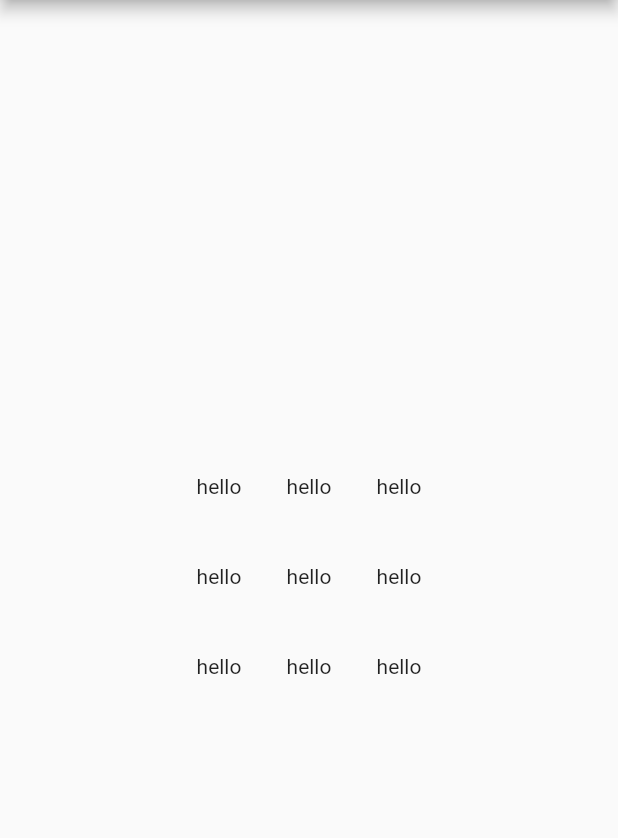
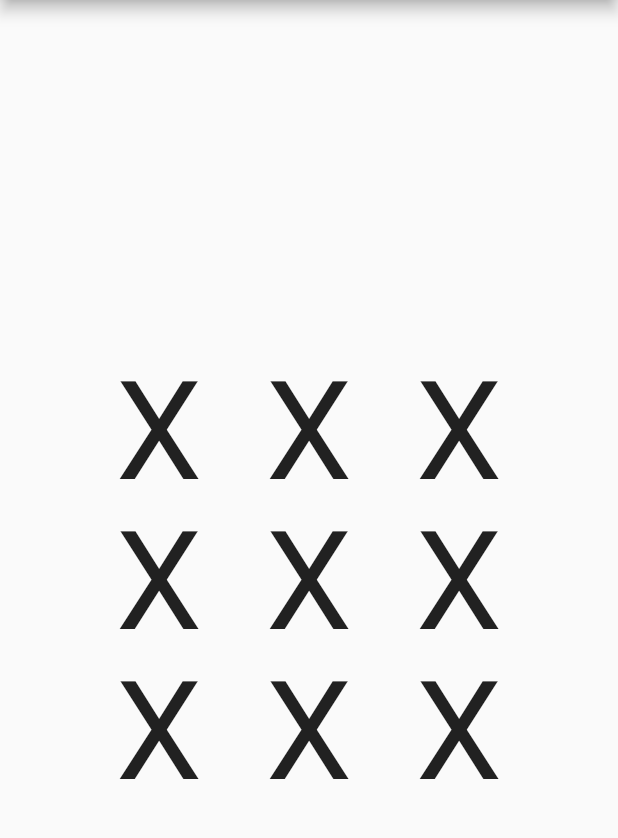
Before and after one commit to ayushnabar/TicTacToe, a Flutter app: the screen it shows after launch, on a phone screen of 412 x 824 dp, the part 84-922 px from its top. Run offline on Flutter 3.47's test engine with Material 2 defaults, Android fonts, the phone set to English and light mode, and no system bars.

Commit message:
trying to make grid

```diff
--- a/lib/game_board.dart
+++ b/lib/game_board.dart
@@ -9,10 +9,7 @@ class _GameBoardState extends State<GameBoard> {
   @override
   Widget build(BuildContext context) {
     return Center(
-        child: Column(
-            mainAxisAlignment: MainAxisAlignment.center,
-            crossAxisAlignment: CrossAxisAlignment.center,
-            children: [
+        child: Column(mainAxisAlignment: MainAxisAlignment.center, children: [
       Row(
         mainAxisSize: MainAxisSize.min,
         children: [
@@ -41,7 +38,18 @@ class _GameBoardState extends State<GameBoard> {
   }
 
   _buildSquare(int i, int j) {
+    // bool topleft = i == 0 || j == 0;
+    // bool middleleft = i == 1 || j == 0;
+    // bool bottomleft = i == 2 || j == 0;
+    // bool topmiddle = i == 0 || j == 1;
+    //bool middlemiddle = i == 1 || j == 1;
+    // bool bottommiddle = i == 2 || j == 1;
+    // bool topright = i == 0 || j == 2;
+    //bool middleright = i == 1 || j == 2;
+    // bool bottomright = i == 2 || j == 2;
     return Container(
-        width: 60, height: 60, child: Center(child: Text('hello')));
+        width: 100,
+        height: 100,
+        child: Center(child: Text('X', style: TextStyle(fontSize: 92))));
   }
 }
```
Lines whose indentation alone changed are shown as unchanged.
